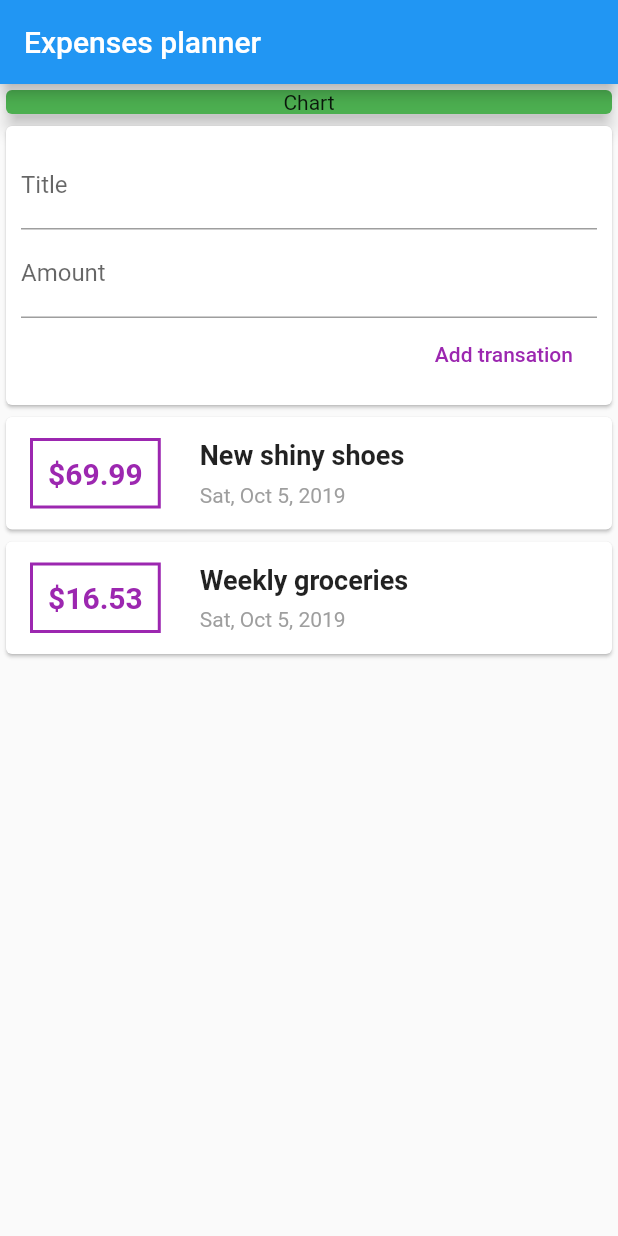
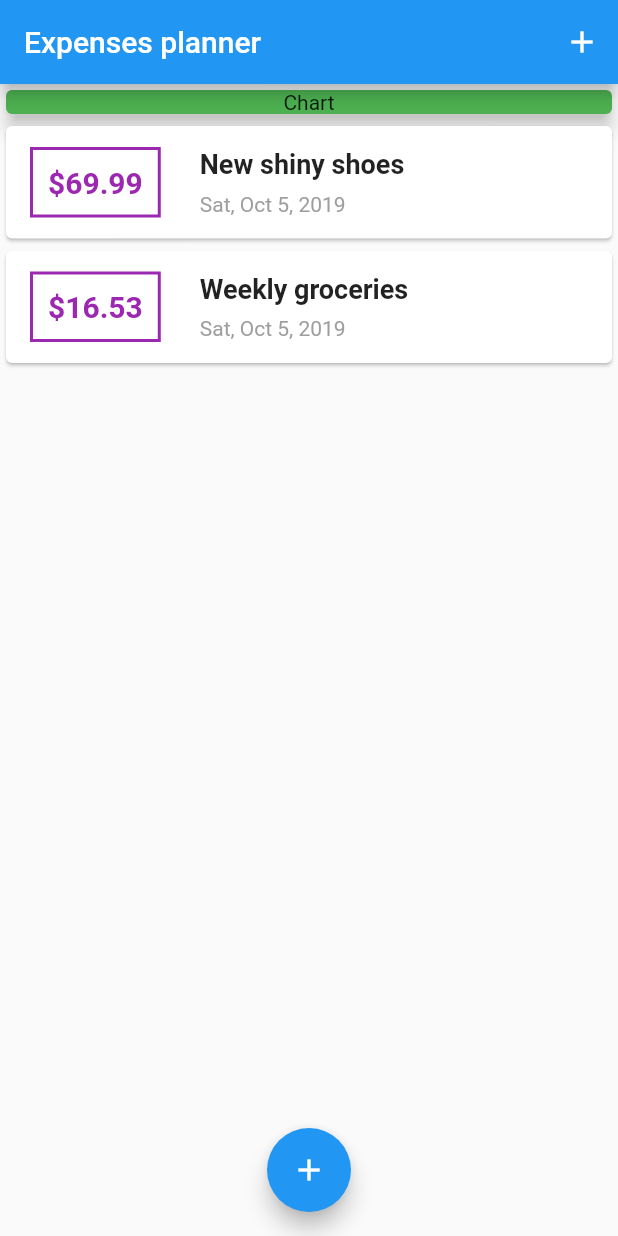
Before and after one commit to sebaslogen/flutter_course, a Flutter app: the screen it shows after launch, on a phone screen of 412 x 824 dp. Run offline on Flutter 3.47's test engine with Material 2 defaults, Android fonts, the phone set to English and light mode, and no system bars.

```diff
--- a/lib/main.dart
+++ b/lib/main.dart
@@ -1,5 +1,8 @@
 import 'package:flutter/material.dart';
-import 'package:flutter_course/widgets/user_transactions.dart';
+import 'package:flutter_course/widgets/new_transaction.dart';
+
+import 'models/transaction.dart';
+import 'widgets/transactions_list.dart';
 //import 'package:flutter/rendering.dart'; // Required for debug paint
 
 void main() {
@@ -19,13 +22,59 @@ class MyApp extends StatelessWidget {
   }
 }
 
-class MyHomePage extends StatelessWidget {
+class MyHomePage extends StatefulWidget {
+  @override
+  _MyHomePageState createState() => _MyHomePageState();
+}
+
+class _MyHomePageState extends State<MyHomePage> {
+  final List<Transaction> _userTransactions = [
+    Transaction(
+        id: 't1',
+        title: 'New shiny shoes',
+        amount: 69.99,
+        date: DateTime.now()),
+    Transaction(
+        id: 't2',
+        title: 'Weekly groceries',
+        amount: 16.53,
+        date: DateTime.now())
+  ];
+
+  void _addNewTransaction(String title, double amount) {
+    final newTx = Transaction(
+        id: DateTime.now().toString(),
+        title: title,
+        amount: amount,
+        date: DateTime.now());
+    setState(() {
+      _userTransactions.add(newTx);
+    });
+  }
+
+  void _startAddNewTransaction(BuildContext ctx) {
+    showModalBottomSheet<void>(context: ctx, builder: (_) {
+      return NewTransaction(_addNewTransaction);
+    });
+  }
+
   @override
   Widget build(BuildContext context) {
     return Scaffold(
       appBar: AppBar(
         title: const Text('Expenses planner'),
+        actions: <Widget>[
+          IconButton(
+            icon: Icon(Icons.add),
+            onPressed: () => _startAddNewTransaction(context),
+          )
+        ],
       ),
+      floatingActionButton: FloatingActionButton(
+        child: Icon(Icons.add),
+        onPressed: () => _startAddNewTransaction(context),
+      ),
+      floatingActionButtonLocation: FloatingActionButtonLocation.centerFloat,
       body: SingleChildScrollView(
         child: Column(
           mainAxisAlignment: MainAxisAlignment.start,
@@ -38,7 +87,7 @@ class MyHomePage extends StatelessWidget {
               child: const Center(
                   child: Text('Chart', textAlign: TextAlign.center)),
             ),
-            UserTransactions()
+            TransactionsList(_userTransactions)
           ],
         ),
       ),
--- a/lib/widgets/user_transactions.dart
+++ /dev/null
@@ -1,43 +0,0 @@
-import 'package:flutter/material.dart';
-import 'package:flutter_course/models/transaction.dart';
-
-import 'new_transaction.dart';
-import 'transactions_list.dart';
-
-class UserTransactions extends StatefulWidget {
-  @override
-  _UserTransactionsState createState() => _UserTransactionsState();
-}
-
-class _UserTransactionsState extends State<UserTransactions> {
-  final List<Transaction> _userTransactions = [
-    Transaction(
-        id: 't1',
-        title: 'New shiny shoes',
-        amount: 69.99,
-        date: DateTime.now()),
-    Transaction(
-        id: 't2',
-        title: 'Weekly groceries',
-        amount: 16.53,
-        date: DateTime.now())
-  ];
-
-  void _addNewTransaction(String title, double amount) {
-    final newTx = Transaction(
-        id: DateTime.now().toString(),
-        title: title,
-        amount: amount,
-        date: DateTime.now());
-    setState(() {
-      _userTransactions.add(newTx);
-    });
-  }
-
-  @override
-  Widget build(BuildContext context) {
-    return Column(
-      children: <Widget>[NewTransaction(_addNewTransaction), TransactionsList(_userTransactions)],
-    );
-  }
-}
```
Also changed, not shown: lib/widgets/new_transaction.dart (+13 -4 lines).
